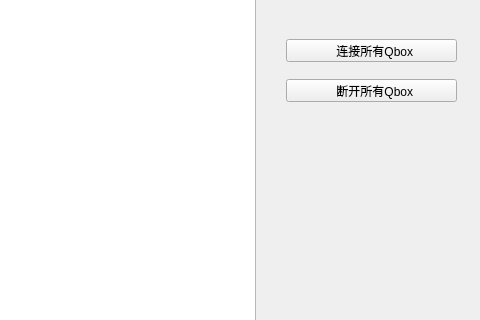
First picture: the form in osd/deviceswnd.ui, repository jpcstpj7281/gameseer, before the edit; both pictures show x 544 to 1024 and y 171 to 491 of the 1024 by 768 pixel window.
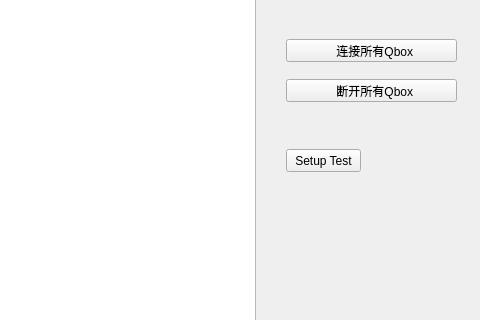
Second picture: the form after the edit.

What changed in the file:
```diff
--- a/osd/deviceswnd.ui
+++ b/osd/deviceswnd.ui
@@ -113,6 +113,19 @@
     <string>  断开所有Qbox</string>
    </property>
   </widget>
+  <widget class="QPushButton" name="setupTest">
+   <property name="geometry">
+    <rect>
+     <x>830</x>
+     <y>320</y>
+     <width>75</width>
+     <height>23</height>
+    </rect>
+   </property>
+   <property name="text">
+    <string>Setup Test</string>
+   </property>
+  </widget>
   <zorder>tableDevices</zorder>
   <zorder>incrRow</zorder>
   <zorder>decrRow</zorder>
```
Left out of the diff: 1 changed line with no effect on the pictures.
